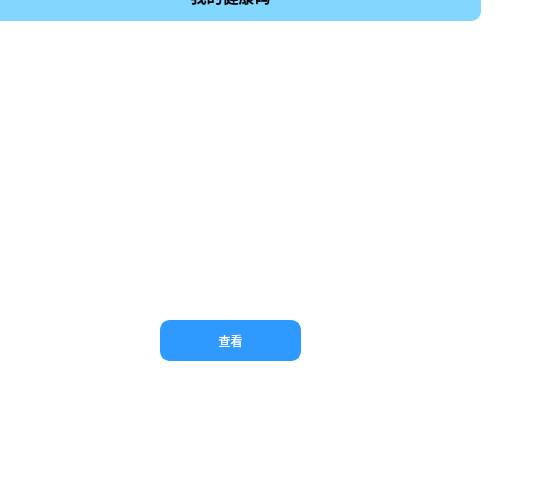
Above: student.ui from sukiiiKotori/pymysql before the change; both pictures show x 240 to 800 and y 106 to 600 of the 800 by 600 pixel window. Below: the same form after it.
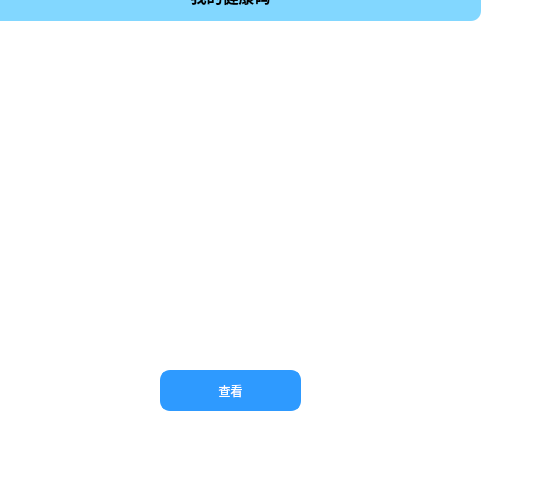
That is the form after the change. The open tabs and pages were chosen to show the change.

Diff of the .ui file:
```diff
--- a/student.ui
+++ b/student.ui
@@ -969,10 +969,10 @@
      <widget class="QLabel" name="image">
       <property name="geometry">
        <rect>
-        <x>170</x>
-        <y>130</y>
-        <width>240</width>
-        <height>240</height>
+        <x>140</x>
+        <y>120</y>
+        <width>280</width>
+        <height>280</height>
        </rect>
       </property>
       <property name="text">
@@ -1011,7 +1011,7 @@
       <property name="geometry">
        <rect>
         <x>210</x>
-        <y>390</y>
+        <y>440</y>
         <width>141</width>
         <height>41</height>
        </rect>
```
Left out of the diff: 3 changed lines with no effect on the pictures.
